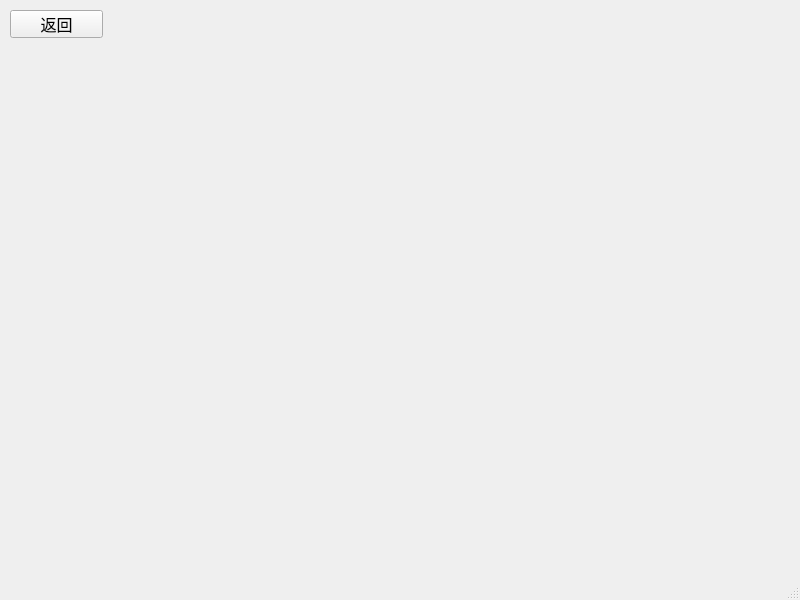
Before: the Qt Designer form Lab1/Code/gui/student.ui in Linny-Y/HIT-Database-System, drawn with Qt 5.
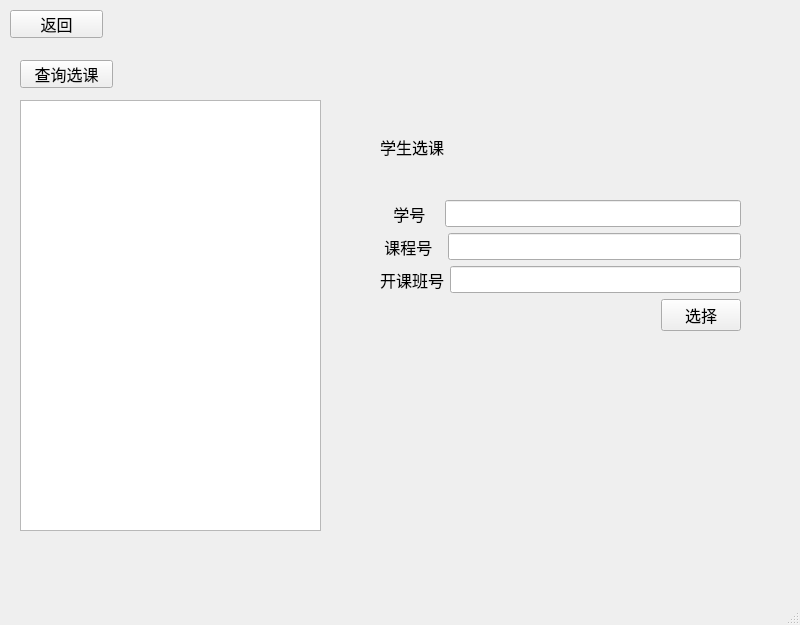
After: the same form once the commit is applied.

```diff
--- a/Lab1/Code/gui/student.ui
+++ b/Lab1/Code/gui/student.ui
@@ -7,7 +7,7 @@
     <x>0</x>
     <y>0</y>
     <width>800</width>
-    <height>600</height>
+    <height>625</height>
    </rect>
   </property>
   <property name="font">
@@ -33,6 +33,126 @@
      <string>返回</string>
     </property>
    </widget>
+   <widget class="QPushButton" name="selectCoursepushButton">
+    <property name="geometry">
+     <rect>
+      <x>20</x>
+      <y>60</y>
+      <width>93</width>
+      <height>28</height>
+     </rect>
+    </property>
+    <property name="text">
+     <string>查询选课</string>
+    </property>
+   </widget>
+   <widget class="QTableWidget" name="coursetableWidget">
+    <property name="geometry">
+     <rect>
+      <x>20</x>
+      <y>100</y>
+      <width>301</width>
+      <height>431</height>
+     </rect>
+    </property>
+   </widget>
+   <widget class="QWidget" name="verticalLayoutWidget">
+    <property name="geometry">
+     <rect>
+      <x>380</x>
+      <y>100</y>
+      <width>361</width>
+      <height>231</height>
+     </rect>
+    </property>
+    <layout class="QVBoxLayout" name="verticalLayout">
+     <item>
+      <widget class="QLabel" name="label">
+       <property name="text">
+        <string>学生选课</string>
+       </property>
+      </widget>
+     </item>
+     <item>
+      <layout class="QGridLayout" name="gridLayout_3">
+       <item row="1" column="1">
+        <widget class="QLineEdit" name="lineEdit_sno">
+         <property name="text">
+          <string/>
+         </property>
+        </widget>
+       </item>
+       <item row="1" column="0">
+        <widget class="QLabel" name="label_5">
+         <property name="text">
+          <string>   学号   </string>
+         </property>
+        </widget>
+       </item>
+      </layout>
+     </item>
+     <item>
+      <layout class="QGridLayout" name="gridLayout_2">
+       <item row="0" column="1">
+        <widget class="QLineEdit" name="lineEdit_cname">
+         <property name="text">
+          <string/>
+         </property>
+        </widget>
+       </item>
+       <item row="0" column="0">
+        <widget class="QLabel" name="label_3">
+         <property name="text">
+          <string> 课程号  </string>
+         </property>
+        </widget>
+       </item>
+      </layout>
+     </item>
+     <item>
+      <layout class="QGridLayout" name="gridLayout_13">
+       <item row="1" column="1">
+        <widget class="QLineEdit" name="lineEdit_schno">
+         <property name="text">
+          <string/>
+         </property>
+        </widget>
+       </item>
+       <item row="1" column="0">
+        <widget class="QLabel" name="label_16">
+         <property name="text">
+          <string>开课班号</string>
+         </property>
+        </widget>
+       </item>
+      </layout>
+     </item>
+     <item>
+      <layout class="QHBoxLayout" name="horizontalLayout">
+       <item>
+        <spacer name="horizontalSpacer_2">
+         <property name="orientation">
+          <enum>Qt::Horizontal</enum>
+         </property>
+         <property name="sizeHint" stdset="0">
+          <size>
+           <width>40</width>
+           <height>20</height>
+          </size>
+         </property>
+        </spacer>
+       </item>
+       <item>
+        <widget class="QPushButton" name="chooseButton">
+         <property name="text">
+          <string>选择</string>
+         </property>
+        </widget>
+       </item>
+      </layout>
+     </item>
+    </layout>
+   </widget>
   </widget>
   <widget class="QMenuBar" name="menubar">
    <property name="geometry">
```
